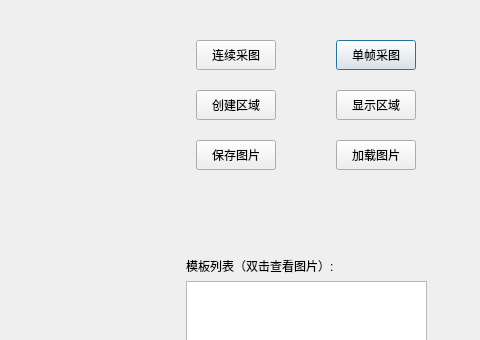
Qt form AQRVison/dialogshapemodel.ui (MacavityT/2D_ScrewLocation) before a commit; both pictures show x 544 to 1024 and y 0 to 340 of the 1024 by 600 pixel window.
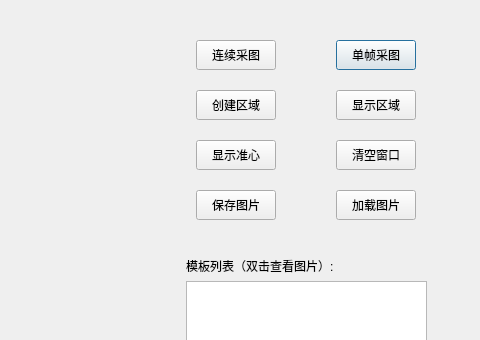
The same form after that commit.

```diff
--- a/AQRVison/dialogshapemodel.ui
+++ b/AQRVison/dialogshapemodel.ui
@@ -48,7 +48,7 @@
    <property name="geometry">
     <rect>
      <x>880</x>
-     <y>140</y>
+     <y>190</y>
      <width>80</width>
      <height>30</height>
     </rect>
@@ -452,7 +452,7 @@
    <property name="geometry">
     <rect>
      <x>740</x>
-     <y>140</y>
+     <y>190</y>
      <width>80</width>
      <height>30</height>
     </rect>
@@ -506,6 +506,32 @@
     <string>创建区域</string>
    </property>
   </widget>
+  <widget class="QPushButton" name="pushButtonShowCross">
+   <property name="geometry">
+    <rect>
+     <x>740</x>
+     <y>140</y>
+     <width>80</width>
+     <height>30</height>
+    </rect>
+   </property>
+   <property name="text">
+    <string>显示准心</string>
+   </property>
+  </widget>
+  <widget class="QPushButton" name="pushButtonClearWindow">
+   <property name="geometry">
+    <rect>
+     <x>880</x>
+     <y>140</y>
+     <width>80</width>
+     <height>30</height>
+    </rect>
+   </property>
+   <property name="text">
+    <string>清空窗口</string>
+   </property>
+  </widget>
  </widget>
  <resources/>
  <connections/>
```
